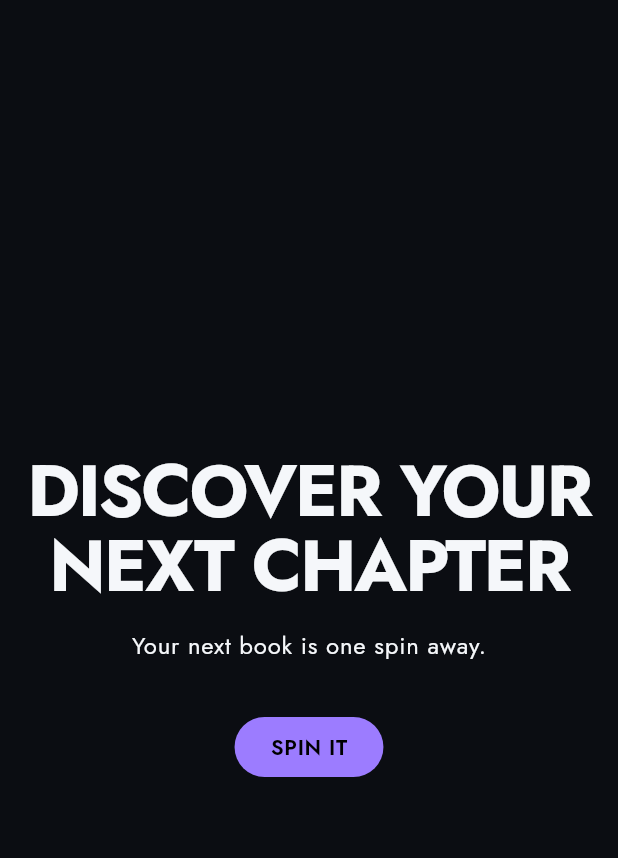
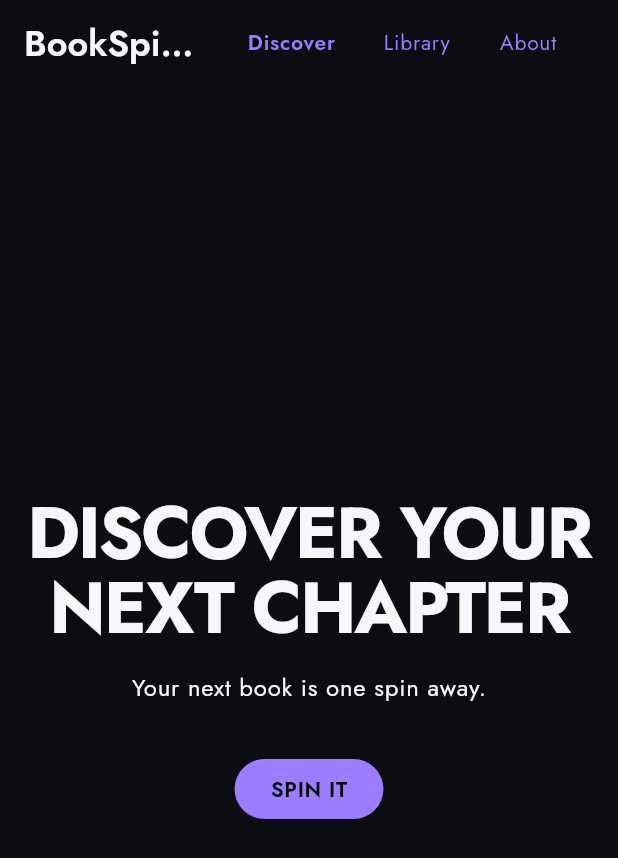
Before and after one commit to kata017/BookSpinner, a Flutter app: the screen it shows after launch, on a phone screen of 412 x 824 dp. Shown: the top 858 px of the screen. Run offline on Flutter 3.47's test engine with Material 3 defaults, Android fonts, the phone set to English and light mode, and no system bars; our stand-ins replace go_router, google_fonts.

Commit message:
add app navigation shell

```diff
--- a/lib/core/navigation/app_navigation_shell.dart
+++ b/lib/core/navigation/app_navigation_shell.dart
@@ -0,0 +1,58 @@
+import 'package:flutter/material.dart';
+import 'package:go_router/go_router.dart';
+
+class AppNavigationShell extends StatelessWidget
+{
+  const AppNavigationShell({super.key, required this.child});
+
+  final Widget child;
+
+  @override
+  Widget build(BuildContext context)
+  {
+    final location = GoRouterState.of(context).uri.path;
+
+    return Scaffold(
+      appBar: AppBar(
+        title: const Text('BookSpinner'),
+        actions:
+        [
+          _NavigationItem(label: 'Discover', location: '/', currentLocation: location),
+          _NavigationItem(label: 'Library', location: '/library', currentLocation: location),
+          _NavigationItem(label: 'About', location: '/about', currentLocation: location),
+          const SizedBox(width: 24),
+        ],
+      ),
+      body: child,
+    );
+  }
+}
+
+class _NavigationItem extends StatelessWidget
+{
+  const _NavigationItem({required this.label, required this.location, required this.currentLocation,});
+
+  final String label;
+  final String location;
+  final String currentLocation;
+
+  @override
+  Widget build(BuildContext context)
+  {
+    final isActive = currentLocation == location;
+
+    return Padding(
+      padding: const EdgeInsets.symmetric(horizontal: 4),
+      child: TextButton(
+        onPressed: ()
+        {
+          context.go(location);
+        },
+        child: Text(
+          label,
+          style: TextStyle(fontWeight: isActive ? FontWeight.w600 : FontWeight.w400),
+        ),
+      ),
+    );
+  }
+}
--- a/lib/core/navigation/app_router.dart
+++ b/lib/core/navigation/app_router.dart
@@ -1,6 +1,8 @@
+import 'package:book_spinner/core/navigation/app_navigation_shell.dart';
 import 'package:book_spinner/features/about/presentation/about_page.dart';
 import 'package:book_spinner/features/home/presentation/home_page.dart';
 import 'package:book_spinner/features/library/presentation/library_page.dart';
+
 import 'package:go_router/go_router.dart';
 
 abstract final class AppRouter
@@ -9,9 +11,18 @@ abstract final class AppRouter
       initialLocation: '/',
       routes:
       [
-        GoRoute(path: '/', builder: (context, state) => const HomePage()),
-        GoRoute(path: '/about', builder: (context, state) => const AboutPage()),
-        GoRoute(path: '/library', builder: (context, state) => const LibraryPage()),
+        ShellRoute(
+          builder: (context, state, child)
+          {
+            return AppNavigationShell(child: child);
+          },
+          routes:
+          [
+            GoRoute(path: '/', builder: (context, state) => const HomePage()),
+            GoRoute(path: '/library', builder: (context, state) => const LibraryPage()),
+            GoRoute(path: '/about', builder: (context, state) => const AboutPage()),
+          ],
+        ),
       ],
   );
 }
```
